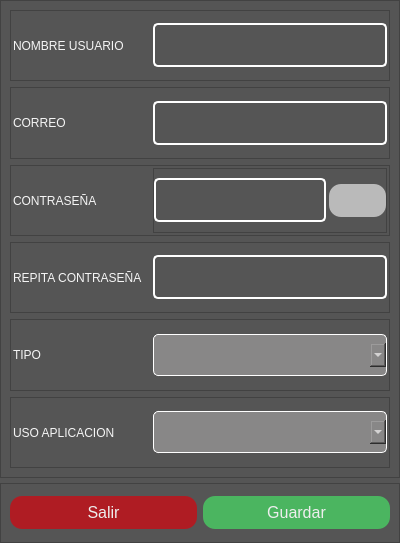
Old version of the form view/ModalUsuario.ui in the repository jhocepSan/deskopCandiaCar.
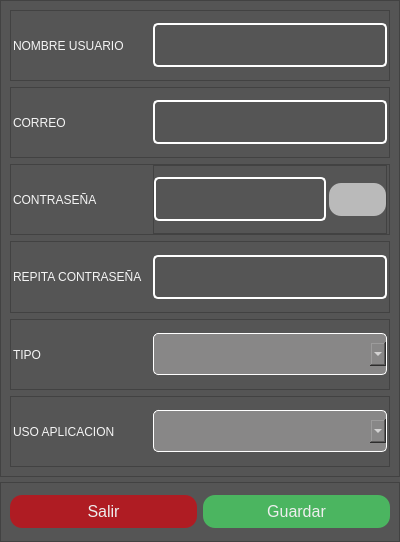
New version of the form.

Commit message: login y editar, cambio estado de usuario

The edit to the form file:
```diff
--- a/view/ModalUsuario.ui
+++ b/view/ModalUsuario.ui
@@ -7,7 +7,7 @@
     <x>0</x>
     <y>0</y>
     <width>400</width>
-    <height>543</height>
+    <height>542</height>
    </rect>
   </property>
   <property name="windowTitle">
@@ -165,13 +165,13 @@
           <number>2</number>
          </property>
          <property name="topMargin">
-          <number>2</number>
+          <number>0</number>
          </property>
          <property name="rightMargin">
           <number>2</number>
          </property>
          <property name="bottomMargin">
-          <number>2</number>
+          <number>0</number>
          </property>
          <item>
           <widget class="QLabel" name="label_4">
```
The commit also changes 9 other files.
